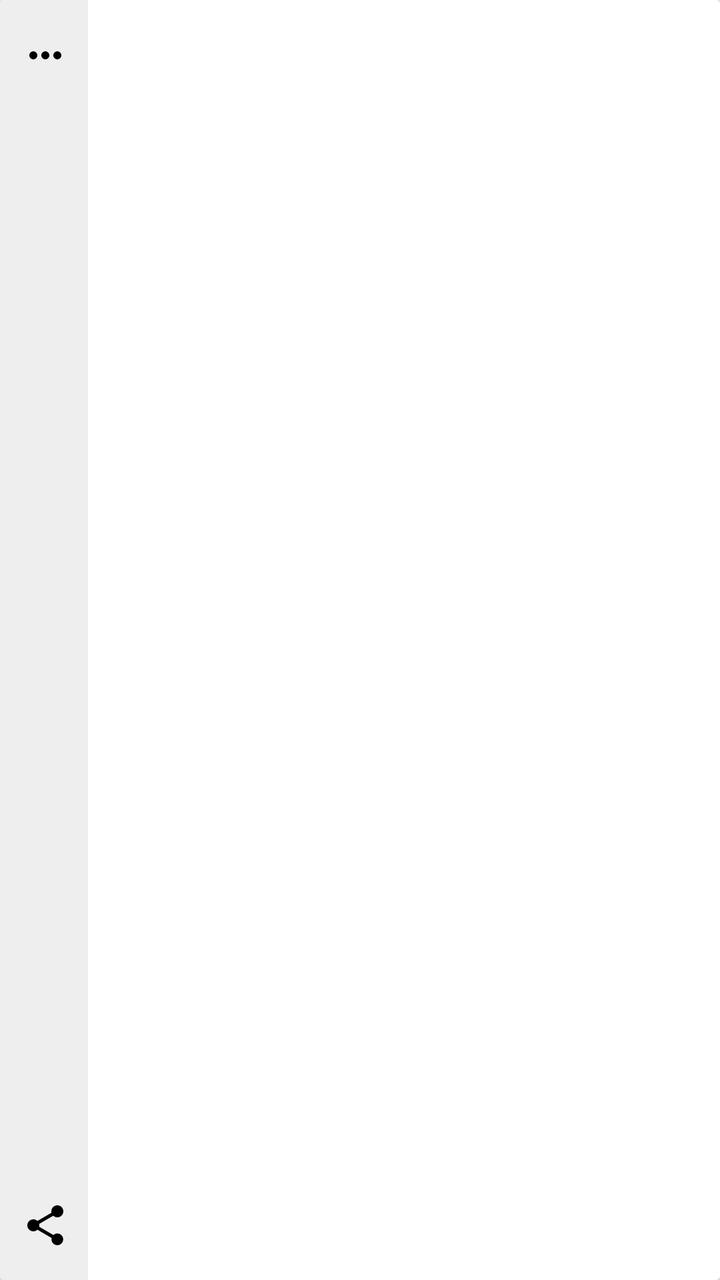
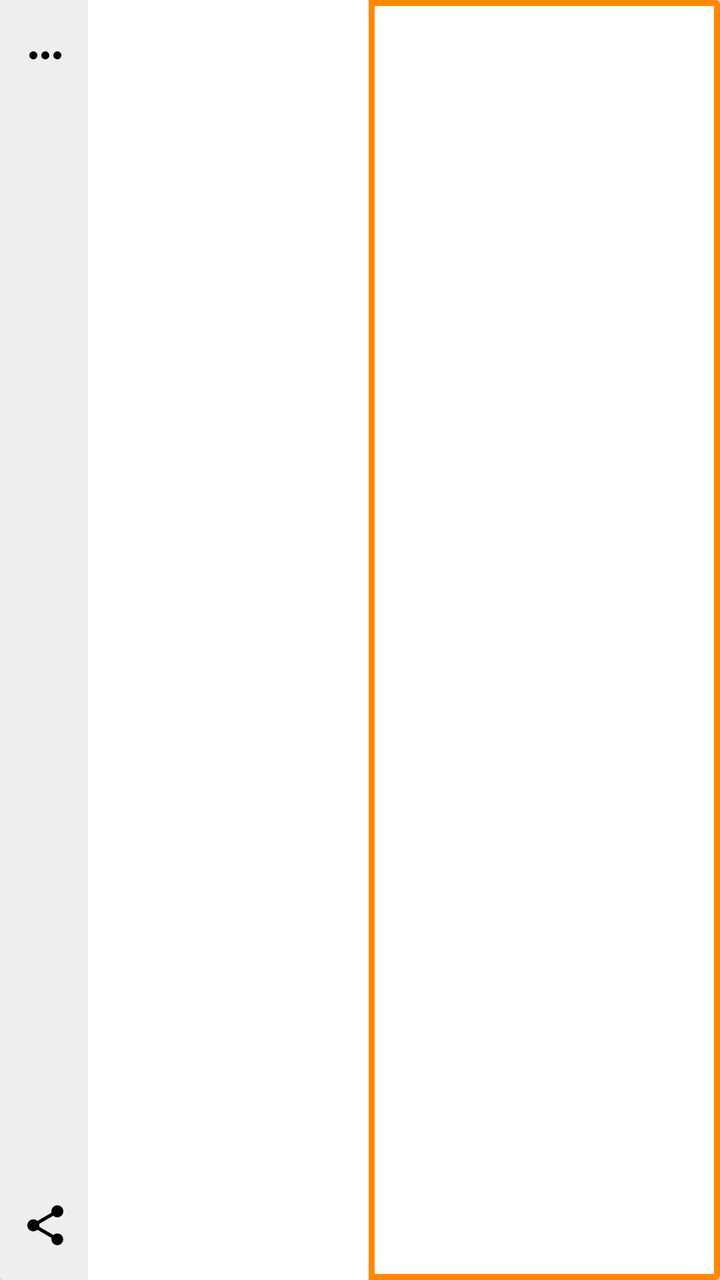

Two renders of the same Android screen: before a commit and after it. Below are the layout's source before the change and the commit's diff.
<!-- AndroidManifest.xml: application theme AppTheme -->
<!-- res/layout/item_record.xml -->
<?xml version="1.0" encoding="utf-8"?>
<androidx.cardview.widget.CardView
    xmlns:android="http://schemas.android.com/apk/res/android"
    android:id="@+id/record_item_view"
    android:layout_width="match_parent"
    android:layout_height="90dp"
    android:layout_marginLeft="8dp"
    android:layout_marginRight="8dp"
    android:layout_marginTop="4dp"
    android:layout_marginBottom="4dp">

    <LinearLayout
        android:layout_width="match_parent"
        android:layout_height="match_parent"
        android:orientation="horizontal"
        android:baselineAligned="false">

        <FrameLayout
            android:layout_width="44dp"
            android:layout_height="match_parent"
            android:paddingTop="15dp"
            android:paddingBottom="15dp"
            android:paddingStart="10dp"
            android:background="@color/colorChalk"
            android:orientation="vertical"
            android:clickable="true"
            android:focusable="true">

            <ImageButton
                android:id="@+id/record_contact_button"
                android:layout_width="25dp"
                android:layout_height="25dp"
                android:layout_gravity="top"
                android:background="@color/colorChalk"
                android:src="@drawable/ic_baseline_more_horiz_24px"
                android:contentDescription="@string/description_decrement_percentage_text"/>

            <ImageButton
                android:id="@+id/record_share_button"
                android:layout_width="25dp"
                android:layout_height="25dp"
                android:layout_gravity="bottom"
                android:background="@color/colorChalk"
                android:src="@drawable/ic_menu_share"
                android:contentDescription="@string/description_decrement_percentage_text"/>

        </FrameLayout>

        <LinearLayout
            android:id="@+id/stats_view"
            android:layout_width="0dp"
            android:layout_height="match_parent"
            android:layout_weight=".4"
            android:padding="4dp"
            android:orientation="vertical"
            android:gravity="end"
            android:clickable="true"
            android:focusable="true">

            <TextView
                android:id="@+id/record_time_text"
                android:layout_width="match_parent"
                android:layout_height="0dp"
                android:layout_weight=".5"
                android:layout_gravity="center"
                android:background="#fff"
                android:textSize="@dimen/text_size_paragraph_title"
                android:textStyle="bold"
                android:gravity="center"/>

            <TextView
                android:id="@+id/record_amount_text"
                android:layout_width="match_parent"
                android:layout_height="0dp"
                android:layout_weight=".5"
                android:layout_gravity="center"
                android:background="#fff"
                android:textSize="@dimen/text_size_paragraph_title"
                android:textStyle="bold"
                android:gravity="center"/>

        </LinearLayout>

        <LinearLayout xmlns:android="http://schemas.android.com/apk/res/android"
            android:id="@+id/record_text_view"
            android:layout_width="0dp"
            android:layout_height="match_parent"
            android:layout_weight=".5"
            android:orientation="vertical"
            android:layout_gravity="start|center_vertical">

            <TextView
                android:id="@+id/record_primary"
                android:layout_width="wrap_content"
                android:layout_height="0dp"
                android:layout_weight=".75"
                android:layout_margin="4dp"
                android:textSize="@dimen/text_size_paragraph_title"
                android:textAppearance="?attr/textAppearanceListItem" />

            <TextView
                android:id="@+id/record_secondary"
                android:layout_width="wrap_content"
                android:layout_height="0dp"
                android:layout_weight=".25"
                android:layout_margin="4dp"
                android:textSize="@dimen/text_size_paragraph"
                android:textAppearance="?attr/textAppearanceListItem" />

        </LinearLayout>

    </LinearLayout>

</androidx.cardview.widget.CardView>
<!-- resources referenced by this layout -->
<resources>
  <color name="colorChalk">#EEE</color>
  <dimen name="text_size_paragraph">16sp</dimen>
  <dimen name="text_size_paragraph_title">20sp</dimen>
  <!-- drawable ic_baseline_more_horiz_24px (drawable) -->
  <vector xmlns:android="http://schemas.android.com/apk/res/android"
      android:width="24dp"
      android:height="24dp"
      android:viewportWidth="24"
      android:viewportHeight="24">
    <path
        android:fillColor="#FF000000"
        android:pathData="M6,10c-1.1,0 -2,0.9 -2,2s0.9,2 2,2 2,-0.9 2,-2 -0.9,-2 -2,-2zM18,10c-1.1,0 -2,0.9 -2,2s0.9,2 2,2 2,-0.9 2,-2 -0.9,-2 -2,-2zM12,10c-1.1,0 -2,0.9 -2,2s0.9,2 2,2 2,-0.9 2,-2 -0.9,-2 -2,-2z"/>
  </vector>
  <!-- drawable ic_menu_share (drawable-v21) -->
  <vector xmlns:android="http://schemas.android.com/apk/res/android"
      android:width="24dp"
      android:height="24dp"
      android:viewportHeight="24.0"
      android:viewportWidth="24.0">
      <path
          android:fillColor="#FF000000"
          android:pathData="M18,16.08c-0.76,0 -1.44,0.3 -1.96,0.77L8.91,12.7c0.05,-0.23 0.09,-0.46 0.09,-0.7s-0.04,-0.47 -0.09,-0.7l7.05,-4.11c0.54,0.5 1.25,0.81 2.04,0.81 1.66,0 3,-1.34 3,-3s-1.34,-3 -3,-3 -3,1.34 -3,3c0,0.24 0.04,0.47 0.09,0.7L8.04,9.81C7.5,9.31 6.79,9 6,9c-1.66,0 -3,1.34 -3,3s1.34,3 3,3c0.79,0 1.5,-0.31 2.04,-0.81l7.12,4.16c-0.05,0.21 -0.08,0.43 -0.08,0.65 0,1.61 1.31,2.92 2.92,2.92 1.61,0 2.92,-1.31 2.92,-2.92s-1.31,-2.92 -2.92,-2.92z" />
  </vector>
  <string name="description_decrement_percentage_text">Press this button to decrease the percentage of your total donation amount to be allocated to this charity on each converted smile or stride</string>
  <style name="AppTheme" parent="Theme.AppCompat.Light.DarkActionBar">
          <item name="colorPrimary">@color/colorPrimary</item>
          <item name="colorPrimaryDark">@color/colorPrimaryDark</item>
          <item name="colorAccent">@color/colorAccent</item>
          <item name="popupMenuStyle">@style/AppTheme.PopupOverlay</item>
      </style>
  <color name="colorPrimary">#00B0FF</color>
  <color name="colorPrimaryDark">#0081CB</color>
  <color name="colorAccent">#FBC02D</color>
  <style name="AppTheme.PopupOverlay" parent="@android:style/Widget.PopupMenu">
          <item name="android:background">@color/colorPrimary</item>
      </style>
</resources>

<!-- the commit's change to res/layout/item_record.xml (unified diff, before → after) -->
@@ -81,33 +81,43 @@
 
         </LinearLayout>
 
-        <LinearLayout xmlns:android="http://schemas.android.com/apk/res/android"
+        <FrameLayout
             android:id="@+id/record_text_view"
             android:layout_width="0dp"
             android:layout_height="match_parent"
             android:layout_weight=".5"
-            android:orientation="vertical"
-            android:layout_gravity="start|center_vertical">
+            android:padding="3dp"
+            android:background="@color/colorHeat">
 
-            <TextView
-                android:id="@+id/record_primary"
-                android:layout_width="wrap_content"
-                android:layout_height="0dp"
-                android:layout_weight=".75"
-                android:layout_margin="4dp"
-                android:textSize="@dimen/text_size_paragraph_title"
-                android:textAppearance="?attr/textAppearanceListItem" />
+            <LinearLayout xmlns:android="http://schemas.android.com/apk/res/android"
+                android:layout_width="match_parent"
+                android:layout_height="match_parent"
+                android:padding="2dp"
+                android:background="#fff"
+                android:orientation="vertical"
+                android:layout_gravity="start|center_vertical">
 
-            <TextView
-                android:id="@+id/record_secondary"
-                android:layout_width="wrap_content"
-                android:layout_height="0dp"
-                android:layout_weight=".25"
-                android:layout_margin="4dp"
-                android:textSize="@dimen/text_size_paragraph"
-                android:textAppearance="?attr/textAppearanceListItem" />
+                <TextView
+                    android:id="@+id/record_primary"
+                    android:layout_width="wrap_content"
+                    android:layout_height="0dp"
+                    android:layout_weight=".7"
+                    android:layout_margin="4dp"
+                    android:textSize="@dimen/text_size_paragraph_title"
+                    android:textAppearance="?attr/textAppearanceListItem" />
 
-        </LinearLayout>
+                <TextView
+                    android:id="@+id/record_secondary"
+                    android:layout_width="wrap_content"
+                    android:layout_height="0dp"
+                    android:layout_weight=".3"
+                    android:layout_marginStart="4dp"
+                    android:textSize="@dimen/text_size_paragraph"
+                    android:textAppearance="?attr/textAppearanceListItem" />
+
+            </LinearLayout>
+
+        </FrameLayout>
 
     </LinearLayout>
 
<!-- resource entries referenced after the edit -->
@@ -1,6 +1,7 @@
 <!-- resources referenced by this layout -->
 <resources>
   <color name="colorChalk">#EEE</color>
+  <color name="colorHeat">#FF8800</color>
   <dimen name="text_size_paragraph">16sp</dimen>
   <dimen name="text_size_paragraph_title">20sp</dimen>
   <!-- drawable ic_baseline_more_horiz_24px (drawable) -->
